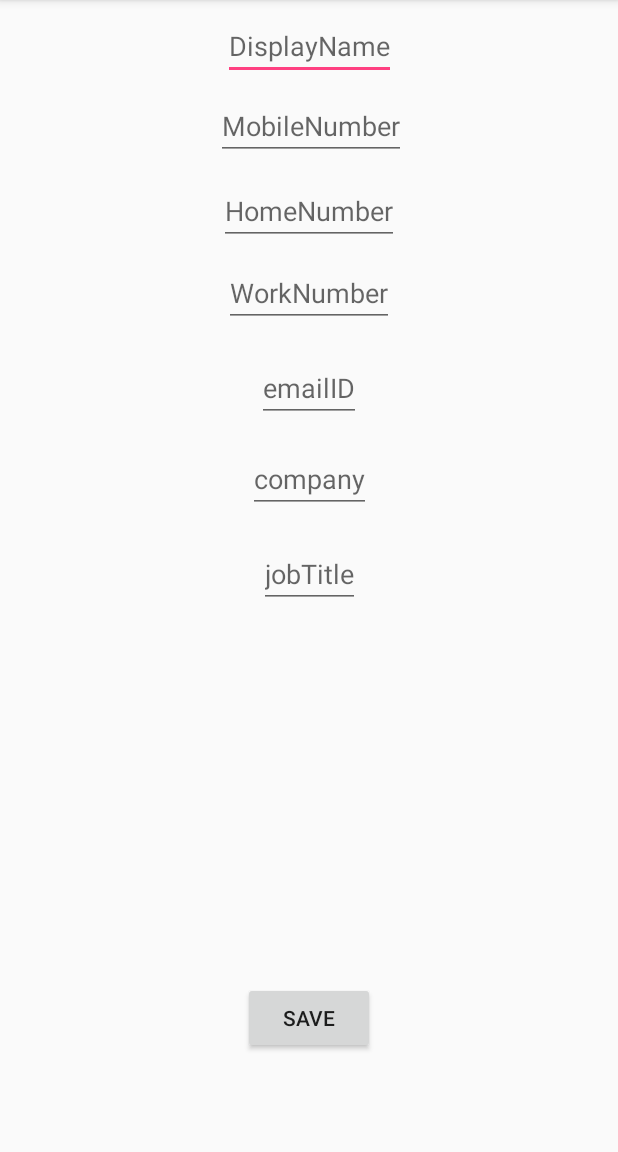
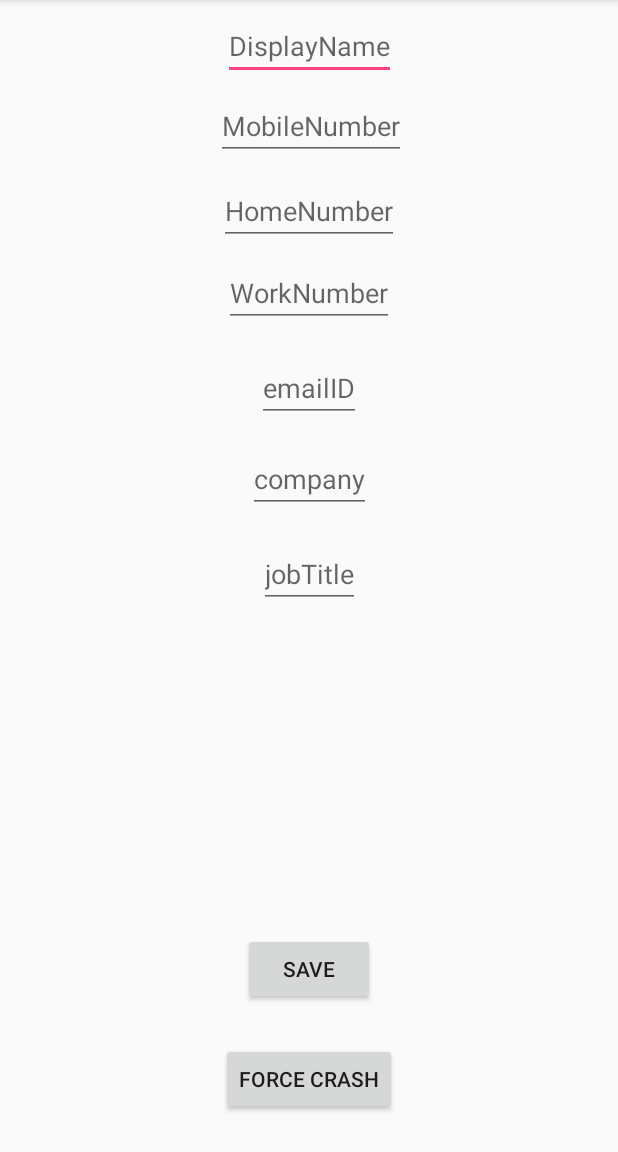
Before and after one commit to pnurep/ContactSavingTest, an Android app: the screen it shows after launch (MainActivity), on a phone screen of 412 x 824 dp, the part 84-1236 px from its top. Run offline under Robolectric (Android 15) with nearby library versions, the phone set to English and light mode, and no system bars; libraries missing offline, so code that uses them is left out: com.crashlytics.android, com.gun0912.tedpermission, io.fabric.sdk; 1 statement that could not run was skipped.

```diff
--- a/app/src/main/AndroidManifest.xml
+++ b/app/src/main/AndroidManifest.xml
@@ -20,6 +20,10 @@
                 <category android:name="android.intent.category.LAUNCHER" />
             </intent-filter>
         </activity>
+        <meta-data
+            android:name="io.fabric.ApiKey"
+            android:value="07ede300e7f87dbe8ba04d92b0fff664d9f07446" />
     </application>
 
+    <uses-permission android:name="android.permission.INTERNET" />
 </manifest>
--- a/app/src/main/java/com/android/duse/gold/contactsavingtest/MainActivity.java
+++ b/app/src/main/java/com/android/duse/gold/contactsavingtest/MainActivity.java
@@ -11,15 +11,17 @@ import android.widget.Button;
 import android.widget.EditText;
 import android.widget.Toast;
 
+import com.crashlytics.android.Crashlytics;
 import com.gun0912.tedpermission.PermissionListener;
 import com.gun0912.tedpermission.TedPermission;
 
+import io.fabric.sdk.android.Fabric;
 import java.util.ArrayList;
 
 public class MainActivity extends AppCompatActivity {
 
     EditText DisplayName, MobileNumber, HomeNumber, WorkNumber, emailID, company, jobTitle;
-    Button btnSave;
+    Button btnSave, btnCrash;
 
     String displayName = "";
     String mobileNumber = "";
@@ -35,6 +37,7 @@ public class MainActivity extends AppCompatActivity {
     @Override
     protected void onCreate(Bundle savedInstanceState) {
         super.onCreate(savedInstanceState);
+        Fabric.with(this, new Crashlytics());
         setContentView(R.layout.activity_main);
 
         DisplayName = (EditText) findViewById(R.id.displayname);
@@ -46,6 +49,7 @@ public class MainActivity extends AppCompatActivity {
         jobTitle = (EditText) findViewById(R.id.jobTitle);
 
         btnSave = (Button) findViewById(R.id.btnSave);
+        btnCrash = (Button) findViewById(R.id.btn_force_crash);
 
         initContactOps();
         //saveContactInfo();
@@ -59,6 +63,10 @@ public class MainActivity extends AppCompatActivity {
                 ContactsContract.RawContacts.CONTENT_URI)
                 .withValue(ContactsContract.RawContacts.ACCOUNT_TYPE, null)
                 .withValue(ContactsContract.RawContacts.ACCOUNT_NAME, null).build());
+    }
+
+    public void forceCrash(View view) {
+        throw new RuntimeException("내가 바로 에러다!!!");
     }
 
     public void clicked(View v) {
--- a/app/src/main/res/layout/activity_main.xml
+++ b/app/src/main/res/layout/activity_main.xml
@@ -20,7 +20,7 @@
         app:layout_constraintLeft_toLeftOf="parent"
         app:layout_constraintRight_toRightOf="parent"
         app:layout_constraintTop_toTopOf="parent"
-        app:layout_constraintVertical_bias="0.919" />
+        app:layout_constraintVertical_bias="0.872" />
 
     <EditText
         android:id="@+id/displayname"
@@ -107,4 +107,19 @@
         android:layout_marginLeft="8dp"
         app:layout_constraintLeft_toLeftOf="parent" />
 
+    <Button
+        android:id="@+id/btn_force_crash"
+        android:layout_width="wrap_content"
+        android:layout_height="wrap_content"
+        android:text="Force Crash"
+        android:onClick="forceCrash"
+        app:layout_constraintBottom_toBottomOf="parent"
+        android:layout_marginBottom="8dp"
+        android:layout_marginTop="8dp"
+        app:layout_constraintTop_toBottomOf="@+id/btnSave"
+        android:layout_marginLeft="8dp"
+        app:layout_constraintLeft_toLeftOf="parent"
+        android:layout_marginRight="8dp"
+        app:layout_constraintRight_toRightOf="parent" />
+
 </android.support.constraint.ConstraintLayout>
```
Also changed, not shown: app/build.gradle (+18 -0 lines), 2 other files.
